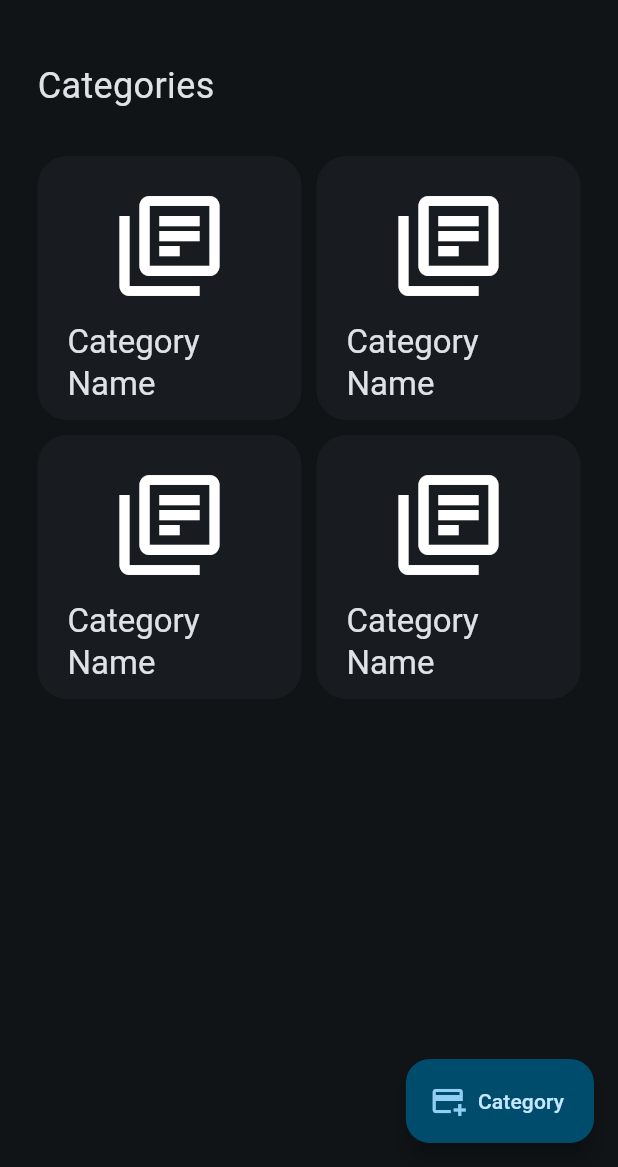
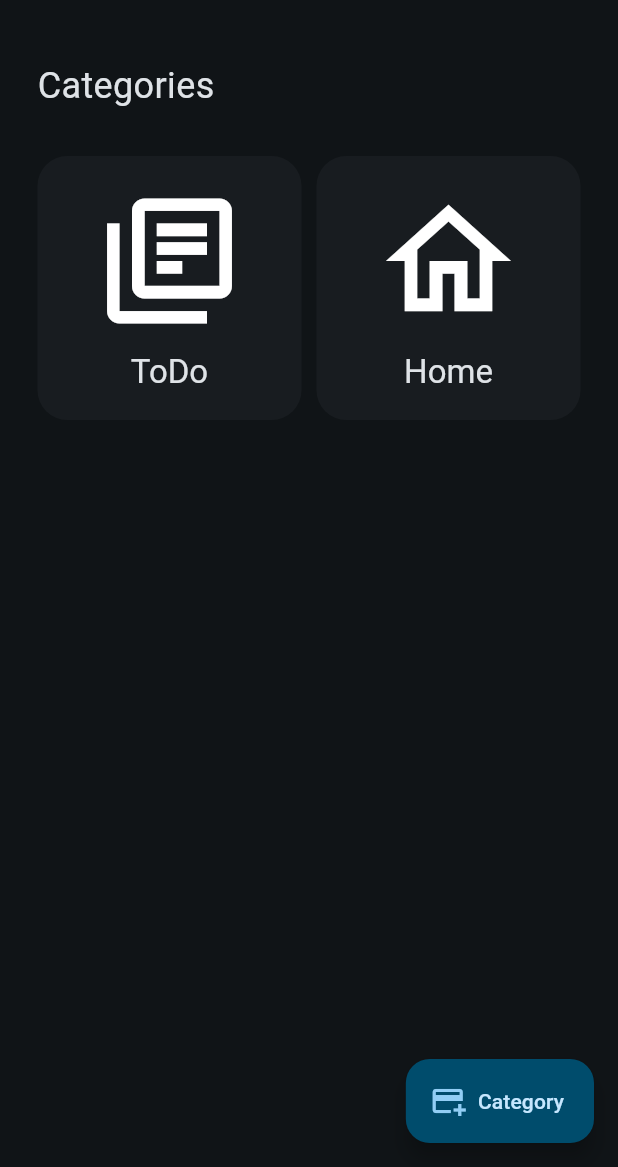
Before and after one commit to migueljt989/mj_todo_app, a Flutter app: the screen it shows after launch, on a phone screen of 412 x 824 dp, the part 69-1236 px from its top. Run offline on Flutter 3.47's test engine with Material 3 defaults, Android fonts, the phone set to English and light mode, and no system bars; our stand-ins replace flutter_riverpod, go_router, riverpod_annotation; generated files the repository leaves out were written again.

Commit message:
category&TaskEntitiesAdded

```diff
--- /dev/null
+++ b/lib/domain/entities/category.dart
@@ -0,0 +1,14 @@
+import 'package:flutter/widgets.dart';
+import 'package:mj_todo_app/domain/entities/task.dart';
+
+class Category {
+  final String name;
+  final IconData icon;
+  final List<Task> tasks;
+
+  Category({
+    required this.name,
+    required this.icon,
+    required this.tasks,
+    });
+}
--- /dev/null
+++ b/lib/domain/entities/task.dart
@@ -0,0 +1,12 @@
+class Task {
+  final String description;
+  final DateTime date;
+  final bool isDone;
+
+  Task({
+    required this.description,
+    required this.date,
+    required this.isDone
+    });
+
+}
--- /dev/null
+++ b/lib/presentation/providers/category/categories_provider.dart
@@ -0,0 +1,22 @@
+import 'package:flutter/material.dart';
+import 'package:mj_todo_app/domain/entities/category.dart';
+import 'package:riverpod_annotation/riverpod_annotation.dart';
+
+part 'categories_provider.g.dart';
+
+@Riverpod(keepAlive: true)
+class Categories extends _$Categories {
+
+  @override
+  List<Category> build() {
+    final List<Category> defaultCategories = [
+      Category(
+        name: 'ToDo',
+        icon: Icons.library_books_outlined,
+        tasks: [],
+      ),
+      Category(name: 'Home', icon: Icons.home_outlined, tasks: []),
+    ];
+    return defaultCategories;
+  }
+}
--- a/lib/presentation/providers/providers.dart
+++ b/lib/presentation/providers/providers.dart
@@ -1 +1,2 @@
 export 'sheet_form/selected_icon_provider.dart';
+export 'category/categories_provider.dart';
--- a/lib/presentation/screens/home/home_screen.dart
+++ b/lib/presentation/screens/home/home_screen.dart
@@ -1,13 +1,16 @@
 import 'package:flutter/material.dart';
+import 'package:flutter_riverpod/flutter_riverpod.dart';
 import 'package:mj_todo_app/presentation/widgets/widgets.dart';
 
-class HomeScreen extends StatelessWidget {
+
+class HomeScreen extends ConsumerWidget {
   const HomeScreen({super.key});
 
   @override
-  Widget build(BuildContext context) {
+  Widget build(BuildContext context, WidgetRef ref) {
     final textTheme = Theme.of(context).textTheme;
     final colors = Theme.of(context).colorScheme;
+
     return Scaffold(
       appBar: AppBar(
         title: Text(
@@ -29,7 +32,7 @@ class HomeScreen extends StatelessWidget {
               ),
             ),
             SizedBox(height: 30),
-            Expanded(child: Categories()),
+            Expanded(child: CategoryGrid()),
           ],
         ),
       ),
--- a/lib/presentation/widgets/categories.dart
+++ b/lib/presentation/widgets/category_grid.dart
@@ -1,7 +1,9 @@
 import 'package:flutter/material.dart';
+import 'package:flutter_riverpod/flutter_riverpod.dart';
+import 'package:mj_todo_app/presentation/providers/providers.dart';
 
-class Categories extends StatelessWidget {
-  Categories({super.key});
+class CategoryGrid extends ConsumerWidget {
+  CategoryGrid({super.key});
 
   final gridDelegate = SliverGridDelegateWithFixedCrossAxisCount(
     crossAxisCount: 2,
@@ -11,11 +13,12 @@ class Categories extends StatelessWidget {
   );
 
   @override
-  Widget build(BuildContext context) {
+  Widget build(BuildContext context, WidgetRef ref) {
     final colorTheme = Theme.of(context).colorScheme;
     final textTheme = Theme.of(context).textTheme;
+    final categories = ref.watch(categoriesProvider);
     return GridView.builder(
-      itemCount: 4,
+      itemCount: categories.length,
       gridDelegate: gridDelegate,
       itemBuilder: (context, index) {
         return Container(
@@ -28,10 +31,11 @@ class Categories extends StatelessWidget {
           child: Padding(
             padding: const EdgeInsets.all(20),
             child: Column(
+              mainAxisAlignment: MainAxisAlignment.center,
               children: [
-                Icon(Icons.library_books_outlined, size: 80),
+                Icon(categories[index].icon, size: 100),
                 SizedBox(height: 10),
-                Text('Category Name', style: textTheme.titleLarge),
+                Text(categories[index].name, style: textTheme.titleLarge),
               ],
             ),
           ),
--- a/lib/presentation/widgets/widgets.dart
+++ b/lib/presentation/widgets/widgets.dart
@@ -1,3 +1,3 @@
-export 'categories.dart';
+export 'category_grid.dart';
 export 'custom_sheet_form.dart';
 export 'custom_text_form_field.dart';
```
Also changed, not shown: lib/presentation/providers/category/categories_provider.g.dart (added).
